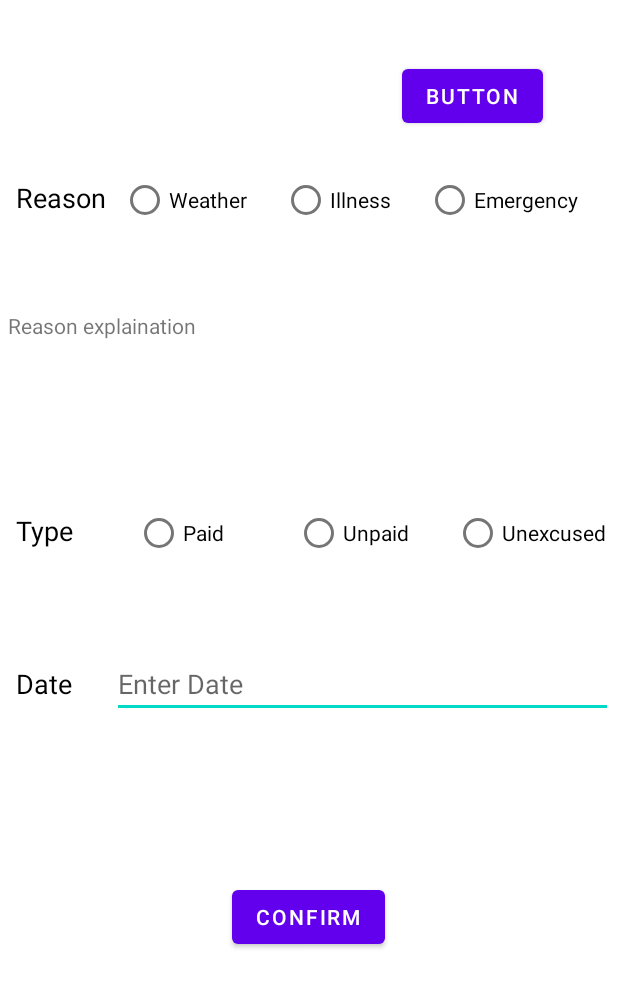
After one commit to kayXi/Employee_Nexus, an Android app: the layout make_new_call_off.xml on its own in the app's theme, with its tools: preview values and no code run, on a phone screen of 412 x 824 dp. The commit adds this screen. Shown: the top 987 px of the screen. Run offline under Robolectric (Android 15) with nearby library versions, the phone set to English and light mode, and no system bars.

Commit message:
Add files via upload

```diff
--- a/app/src/main/res/layout/activity_home_page.xml
+++ b/app/src/main/res/layout/activity_home_page.xml
@@ -108,40 +108,6 @@
         app:layout_constraintStart_toStartOf="parent"
         app:layout_constraintTop_toTopOf="parent" />
 
-    <ImageButton
-        android:id="@+id/imageButton10"
-        android:layout_width="62dp"
-        android:layout_height="49dp"
-        android:layout_marginStart="39dp"
-        android:layout_marginTop="666dp"
-        app:layout_constraintStart_toStartOf="parent"
-        app:layout_constraintTop_toTopOf="parent"
-        app:srcCompat="@drawable/homebutton" />
-
-    <ImageButton
-        android:id="@+id/imageButton11"
-        android:layout_width="wrap_content"
-        android:layout_height="wrap_content"
-        android:layout_marginStart="177dp"
-        android:layout_marginTop="666dp"
-        android:layout_marginEnd="178dp"
-        android:layout_marginBottom="16dp"
-        app:layout_constraintBottom_toBottomOf="parent"
-        app:layout_constraintEnd_toEndOf="parent"
-        app:layout_constraintStart_toStartOf="parent"
-        app:layout_constraintTop_toTopOf="parent"
-        app:srcCompat="@drawable/calendarbutton" />
-
-    <ImageButton
-        android:id="@+id/imageButton12"
-        android:layout_width="wrap_content"
-        android:layout_height="wrap_content"
-        android:layout_marginTop="666dp"
-        android:layout_marginEnd="34dp"
-        app:layout_constraintEnd_toEndOf="parent"
-        app:layout_constraintTop_toTopOf="parent"
-        app:srcCompat="@drawable/userbutton" />
-
     <androidx.constraintlayout.widget.Guideline
         android:id="@+id/guideline2"
         android:layout_width="wrap_content"
--- /dev/null
+++ b/app/src/main/res/layout/call_off.xml
@@ -0,0 +1,23 @@
+<?xml version="1.0" encoding="utf-8"?>
+<androidx.constraintlayout.widget.ConstraintLayout xmlns:android="http://schemas.android.com/apk/res/android"
+    xmlns:tools="http://schemas.android.com/tools"
+    android:layout_width="match_parent"
+    android:layout_height="match_parent">
+
+    <Button
+        android:id="@+id/button5"
+        android:layout_width="334dp"
+        android:layout_height="53dp"
+        android:text="Check call off results"
+        tools:layout_editor_absoluteX="38dp"
+        tools:layout_editor_absoluteY="181dp" />
+
+    <Button
+        android:id="@+id/button2"
+        android:layout_width="334dp"
+        android:layout_height="53dp"
+        android:text="make new call off"
+        tools:layout_editor_absoluteX="38dp"
+        tools:layout_editor_absoluteY="84dp" />
+
+</androidx.constraintlayout.widget.ConstraintLayout>
--- /dev/null
+++ b/app/src/main/res/layout/make_new_call_off.xml
@@ -0,0 +1,241 @@
+<?xml version="1.0" encoding="utf-8"?>
+<androidx.constraintlayout.widget.ConstraintLayout xmlns:android="http://schemas.android.com/apk/res/android"
+    xmlns:app="http://schemas.android.com/apk/res-auto"
+    xmlns:tools="http://schemas.android.com/tools"
+    android:layout_width="match_parent"
+    android:layout_height="match_parent"
+    tools:context=".ui.calloff.CallOffFragment">
+
+    <LinearLayout
+        android:id="@+id/linearLayout4"
+        android:layout_width="403dp"
+        android:layout_height="571dp"
+        android:orientation="vertical"
+        app:layout_constraintEnd_toEndOf="parent"
+        app:layout_constraintHorizontal_bias="0.6"
+        app:layout_constraintStart_toStartOf="parent"
+        app:layout_constraintTop_toTopOf="parent">
+
+        <LinearLayout
+            android:layout_width="match_parent"
+            android:layout_height="wrap_content"
+            android:layout_weight="1"
+            android:orientation="horizontal">
+
+            <TextView
+                android:id="@+id/callOffBuilding"
+                android:layout_width="wrap_content"
+                android:layout_height="wrap_content"
+                android:layout_weight="1"
+                android:paddingStart="5dp"
+                android:textColor="@color/black"
+                android:textSize="18sp" />
+
+            <TextView
+                android:id="@+id/callOffDept"
+                android:layout_width="wrap_content"
+                android:layout_height="wrap_content"
+                android:layout_weight="1"
+                android:textColor="@color/black"
+                android:textSize="18sp" />
+
+            <TextView
+                android:id="@+id/callOffShift"
+                android:layout_width="wrap_content"
+                android:layout_height="wrap_content"
+                android:layout_weight="1"
+                android:textColor="@color/black"
+                android:textSize="18sp" />
+
+        </LinearLayout>
+
+        <LinearLayout
+            android:layout_width="match_parent"
+            android:layout_height="wrap_content"
+            android:layout_weight="1"
+            android:orientation="horizontal">
+
+            <TextView
+                android:id="@+id/callOffDate"
+                android:layout_width="wrap_content"
+                android:layout_height="wrap_content"
+                android:layout_marginTop="16dp"
+                android:layout_weight="1"
+                android:paddingStart="5dp"
+                android:textColor="@color/black"
+                android:textSize="18sp" />
+
+            <TextView
+                android:id="@+id/callOffID"
+                android:layout_width="wrap_content"
+                android:layout_height="wrap_content"
+                android:layout_marginTop="16dp"
+                android:layout_weight="1"
+                android:textColor="@color/black"
+                android:textSize="18sp"
+                app:layout_constraintTop_toTopOf="parent" />
+
+        </LinearLayout>
+
+        <LinearLayout
+            android:layout_width="match_parent"
+            android:layout_height="31dp"
+            android:layout_weight="3"
+            android:orientation="horizontal">
+
+            <TextView
+                android:id="@+id/callOffReason"
+                android:layout_width="wrap_content"
+                android:layout_height="wrap_content"
+                android:layout_weight="1"
+                android:paddingStart="5dp"
+                android:paddingTop="10dp"
+                android:text="@string/reason"
+                android:textColor="@color/black"
+                android:textSize="18sp" />
+
+            <RadioGroup
+                android:id="@+id/reasonGroup"
+                android:layout_width="wrap_content"
+                android:layout_height="wrap_content"
+                android:layout_weight="7"
+                android:orientation="horizontal">
+
+                <RadioButton
+                    android:id="@+id/reasonWeather"
+                    android:layout_width="wrap_content"
+                    android:layout_height="wrap_content"
+                    android:layout_weight="1"
+                    android:text="@string/weather" />
+
+                <RadioButton
+                    android:id="@+id/reasonIllness"
+                    android:layout_width="wrap_content"
+                    android:layout_height="wrap_content"
+                    android:layout_weight="1"
+                    android:text="@string/illness" />
+
+                <RadioButton
+                    android:id="@+id/reasonEmergency"
+                    android:layout_width="wrap_content"
+                    android:layout_height="wrap_content"
+                    android:layout_weight="1"
+                    android:text="@string/emergency" />
+            </RadioGroup>
+
+        </LinearLayout>
+
+        <TextView
+            android:id="@+id/textView4"
+            android:layout_width="match_parent"
+            android:layout_height="102dp"
+            android:layout_weight="1"
+            android:text="Reason explaination" />
+
+        <LinearLayout
+            android:layout_width="match_parent"
+            android:layout_height="wrap_content"
+            android:layout_weight="3"
+            android:orientation="horizontal">
+
+            <TextView
+                android:id="@+id/callOffType"
+                android:layout_width="wrap_content"
+                android:layout_height="wrap_content"
+                android:layout_weight="1"
+                android:paddingStart="5dp"
+                android:paddingTop="10dp"
+                android:text="@string/type"
+                android:textColor="@color/black"
+                android:textSize="18sp" />
+
+            <RadioGroup
+                android:id="@+id/typeGroup"
+                android:layout_width="wrap_content"
+                android:layout_height="match_parent"
+                android:layout_weight="2"
+                android:orientation="horizontal">
+
+                <RadioButton
+                    android:id="@+id/paidButton"
+                    android:layout_width="match_parent"
+                    android:layout_height="wrap_content"
+                    android:layout_weight="1"
+                    android:text="@string/paid" />
+
+                <RadioButton
+                    android:id="@+id/UnpaidButton"
+                    android:layout_width="match_parent"
+                    android:layout_height="wrap_content"
+                    android:layout_weight="1"
+                    android:text="@string/unpaid" />
+
+                <RadioButton
+                    android:id="@+id/unexcusedButton"
+                    android:layout_width="match_parent"
+                    android:layout_height="wrap_content"
+                    android:layout_weight="1"
+                    android:text="@string/unexcused" />
+
+            </RadioGroup>
+
+        </LinearLayout>
+
+        <LinearLayout
+            android:layout_width="match_parent"
+            android:layout_height="wrap_content"
+            android:layout_weight="3"
+            android:orientation="horizontal">
+
+            <TextView
+                android:id="@+id/callOffDateSelect"
+                android:layout_width="wrap_content"
+                android:layout_height="wrap_content"
+                android:layout_weight="1"
+                android:paddingStart="5dp"
+                android:text="@string/date"
+                android:textColor="@color/black"
+                android:textSize="18sp" />
+
+            <EditText
+                android:id="@+id/callOffDatePicker"
+                android:layout_width="wrap_content"
+                android:layout_height="wrap_content"
+                android:layout_weight="9"
+                android:hint="@string/enter_date" />
+
+        </LinearLayout>
+
+        <TextView
+            android:id="@+id/callOffName"
+            android:layout_width="397dp"
+            android:layout_height="2dp"
+            android:layout_weight="1"
+            android:paddingStart="5dp"
+            android:textColor="@color/black"
+            android:textSize="18sp" />
+
+    </LinearLayout>
+
+    <Button
+        android:id="@+id/callOffConfirm"
+        android:layout_width="wrap_content"
+        android:layout_height="wrap_content"
+        android:layout_marginTop="16dp"
+        android:text="@string/confirm"
+        app:layout_constraintEnd_toEndOf="parent"
+        app:layout_constraintHorizontal_bias="0.498"
+        app:layout_constraintStart_toStartOf="parent"
+        app:layout_constraintTop_toBottomOf="@+id/linearLayout4" />
+
+    <Button
+        android:id="@+id/button"
+        android:layout_width="wrap_content"
+        android:layout_height="wrap_content"
+        android:layout_marginTop="40dp"
+        android:layout_marginEnd="50dp"
+        android:text="Button"
+        app:layout_constraintEnd_toEndOf="parent"
+        app:layout_constraintTop_toTopOf="parent" />
+
+</androidx.constraintlayout.widget.ConstraintLayout>
```
